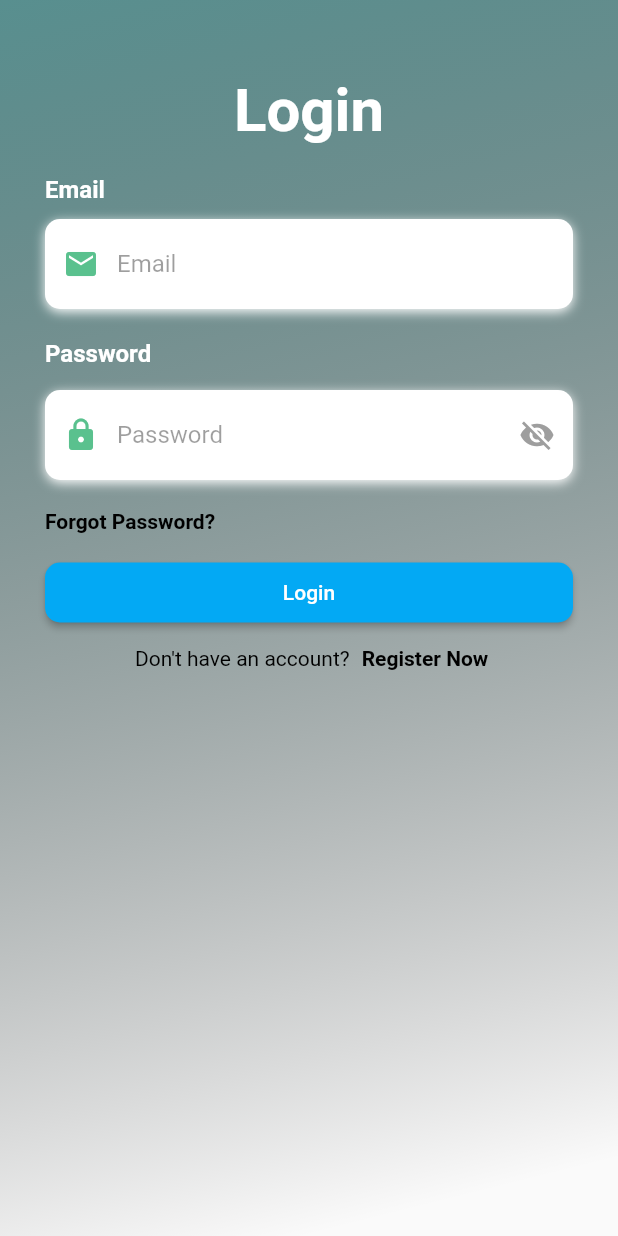
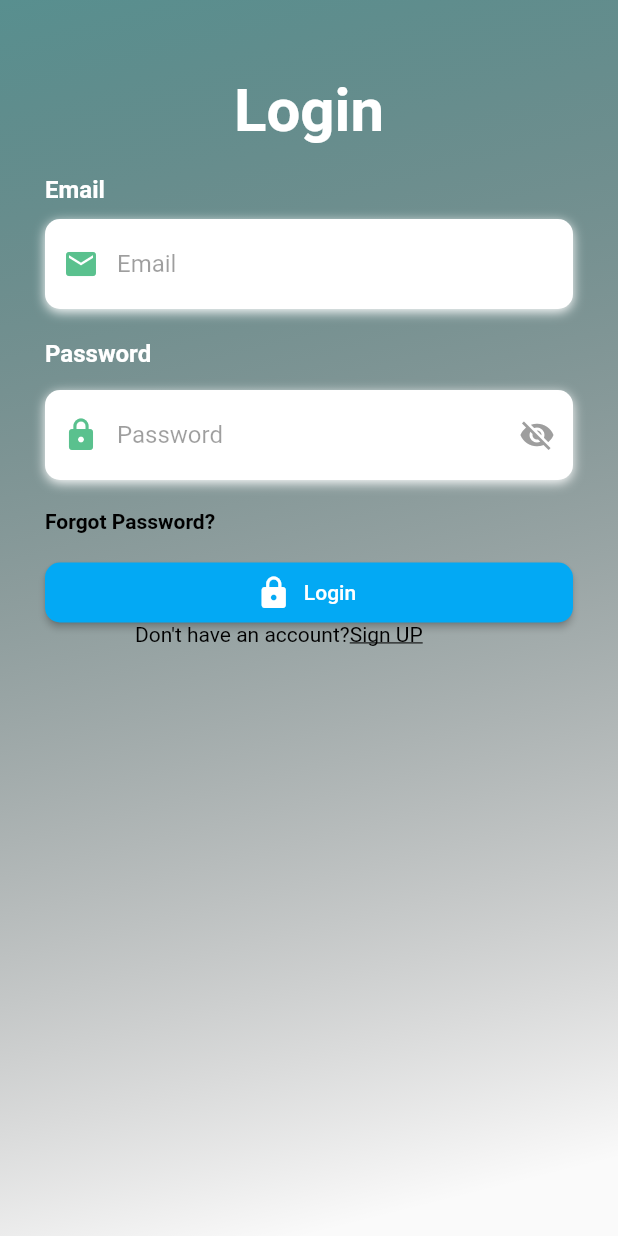
Before and after one commit to RealXSkull/Pc-Builder, a Flutter app: the screen it shows after launch, on a phone screen of 412 x 824 dp. Run offline on Flutter 3.47's test engine with Material 2 defaults, Android fonts, the phone set to English and light mode, and no system bars; our stand-ins replace firebase_auth, firebase_core, firebase_database, fluttertoast; accounts and stored records are empty; Roboto replaces fonts that are missing (Times New Roman).

Commit message:
firebase connected
login signup working

```diff
--- /dev/null
+++ b/lib/Authpage.dart
@@ -0,0 +1,19 @@
+import 'package:flutter/material.dart';
+import 'package:fyp/LoginScreen.dart';
+import 'package:fyp/Signup.dart';
+
+class Authpage extends StatefulWidget {
+  const Authpage({super.key});
+
+  @override
+  State<Authpage> createState() => _AuthpageState();
+}
+
+class _AuthpageState extends State<Authpage> {
+  bool isLogin = true;
+  @override
+  Widget build(BuildContext context) => isLogin
+      ? LoginScreen(onClickedSignup: toggle)
+      : Signup(onClickedLogin: toggle);
+  void toggle() => setState(() => isLogin = !isLogin);
+}
--- a/lib/ForgetPassword.dart
+++ b/lib/ForgetPassword.dart
@@ -31,8 +31,8 @@ class RecoverPassword extends State<ForgetPassword> {
               ))),
           child: Text('<-'),
           onPressed: () {
-            Navigator.push(context,
-                MaterialPageRoute(builder: (context) => LoginScreen()));
+            // Navigator.push(context,
+            //     MaterialPageRoute(builder: (context) => LoginScreen()));
           }),
     );
   }
--- a/lib/LoginScreen.dart
+++ b/lib/LoginScreen.dart
@@ -1,14 +1,23 @@
 // ignore_for_file: prefer_const_constructors, avoid_print, sized_box_for_whitespace, non_constant_identifier_names, file_names, library_private_types_in_public_api, use_key_in_widget_constructors, must_call_super
 // ignore_for_file: prefer_const_literals_to_create_immutables
 
+import 'package:firebase_auth/firebase_auth.dart';
+import 'package:flutter/gestures.dart';
 import 'package:fyp/ForgetPassword.dart';
 import 'package:fyp/MainMenu.dart';
 import 'package:fyp/Signup.dart';
 import 'package:fluttertoast/fluttertoast.dart';
 import 'package:flutter/material.dart';
 import 'package:flutter/services.dart';
+import 'package:fyp/main.dart';
 
 class LoginScreen extends StatefulWidget {
+  final VoidCallback onClickedSignup;
+
+  const LoginScreen({
+    Key? key,
+    required this.onClickedSignup,
+  }) : super(key: key);
   @override
   _LoginScreenState createState() => _LoginScreenState();
 }
@@ -16,6 +25,17 @@ class LoginScreen extends StatefulWidget {
 class _LoginScreenState extends State<LoginScreen> {
   bool? Rememberme = false;
   bool _passwordVisible = false;
+  final emailcontroller = TextEditingController();
+  final passcontroller = TextEditingController();
+
+  @override
+  void dispose() {
+    emailcontroller.dispose();
+    passcontroller.dispose();
+
+    super.dispose();
+  }
+
   @override
   void initState() {
     _passwordVisible = false;
@@ -45,6 +65,8 @@ class _LoginScreenState extends State<LoginScreen> {
               ]),
           height: 60,
           child: TextField(
+            controller: emailcontroller,
+            textInputAction: TextInputAction.next,
             keyboardType: TextInputType.emailAddress,
             style: TextStyle(color: Colors.black87),
             decoration: InputDecoration(
@@ -86,6 +108,8 @@ class _LoginScreenState extends State<LoginScreen> {
               ]),
           height: 60,
           child: TextField(
+            controller: passcontroller,
+            textInputAction: TextInputAction.done,
             obscureText: !_passwordVisible,
             style: TextStyle(color: Colors.black87),
             decoration: InputDecoration(
@@ -174,19 +198,15 @@ class _LoginScreenState extends State<LoginScreen> {
               "Don't have an account?",
               style: TextStyle(color: Colors.black),
             ),
-            TextButton(
-              onPressed: () {
-                Navigator.push(
-                    context, MaterialPageRoute(builder: (context) => Signup()));
-              },
-              child: Text(
-                'Register Now',
+            RichText(
+              text: TextSpan(
+                recognizer: TapGestureRecognizer()
+                  ..onTap = widget.onClickedSignup,
+                text: 'Sign UP',
                 style: TextStyle(
-                  color: Colors.black,
-                  fontWeight: FontWeight.bold,
+                    decoration: TextDecoration.underline, color: Colors.black),
               ),
-              ),
-            ),
+            )
           ],
         ));
   }
@@ -195,23 +215,30 @@ class _LoginScreenState extends State<LoginScreen> {
     return Container(
       height: 40,
       width: double.infinity,
-      child: ElevatedButton(
+      child: ElevatedButton.icon(
         style: ButtonStyle(
-              backgroundColor:
-                  MaterialStateProperty.all<Color>(Colors.lightBlue),
+            backgroundColor: MaterialStateProperty.all<Color>(Colors.lightBlue),
             shape: MaterialStateProperty.all<RoundedRectangleBorder>(
                 RoundedRectangleBorder(
               borderRadius: BorderRadius.circular(10.0),
             ))),
-          child: Text('Login'),
+        label: Text('Login'),
         onPressed: () {
+          if (emailcontroller.text.isNotEmpty &&
+              passcontroller.text.isNotEmpty) {
+            signin();
+          } else {
             Fluttertoast.showToast(
-                msg: "Logged in",
+                msg: "Invalid Credentials",
                 toastLength: Toast.LENGTH_SHORT,
                 backgroundColor: Colors.grey);
-            Navigator.push(
-                context, MaterialPageRoute(builder: (context) => MainMenu()));
-          }),
+          }
+        },
+        icon: Icon(
+          Icons.lock,
+          size: 24,
+        ),
+      ),
     );
   }
 
@@ -266,4 +293,32 @@ class _LoginScreenState extends State<LoginScreen> {
       ),
     );
   }
+
+  Future signin() async {
+    showDialog(
+        context: context,
+        barrierDismissible: false,
+        builder: (context) => Center(
+              child: Image.asset(
+                'assets/Eater_loading.gif',
+                width: 100,
+                height: 100,
+              ),
+            ));
+    try {
+      await FirebaseAuth.instance.signInWithEmailAndPassword(
+          email: emailcontroller.text.trim(),
+          password: passcontroller.text.trim());
+    } on FirebaseAuthException catch (e) {
+      Fluttertoast.showToast(
+          msg: "Logged in",
+          toastLength: Toast.LENGTH_SHORT,
+          backgroundColor: Colors.grey);
     }
+    Navigator.pop(context);
+    Fluttertoast.showToast(
+        msg: "Logged in",
+        toastLength: Toast.LENGTH_SHORT,
+        backgroundColor: Colors.grey);
+  }
+}
--- a/lib/main.dart
+++ b/lib/main.dart
@@ -1,9 +1,16 @@
-// ignore_for_file: use_key_in_widget_constructors
+// ignore_for_file: use_key_in_widget_constructors, depend_on_referenced_packages
 
+import 'package:firebase_auth/firebase_auth.dart';
+import 'package:fyp/MainMenu.dart';
+
+import 'Authpage.dart';
 import 'LoginScreen.dart';
 import 'package:flutter/material.dart';
+import 'package:firebase_core/firebase_core.dart';
 
-void main() {
+Future main() async {
+  WidgetsFlutterBinding.ensureInitialized();
+  await Firebase.initializeApp();
   runApp(MyApp());
 }
 
@@ -13,7 +20,24 @@ class MyApp extends StatelessWidget {
     return MaterialApp(
       title: 'PC Builder',
       debugShowCheckedModeBanner: false,
-      home: LoginScreen(),
+      home: StreamBuilder<User?>(
+        stream: FirebaseAuth.instance.authStateChanges(),
+        builder: (context, snapshot) {
+          if (snapshot.connectionState == ConnectionState.waiting) {
+            return Center(
+              child: CircularProgressIndicator(),
+            );
+          } else if (snapshot.hasError) {
+            return Center(
+              child: Text('Something Went Wrong'),
+            );
+          } else if (snapshot.hasData) {
+            return MainMenu();
+          } else {
+            return Authpage();
+          }
+        },
+      ),
     );
   }
 }
--- a/pubspec.yaml
+++ b/pubspec.yaml
@@ -35,8 +35,12 @@ dependencies:
   # The following adds the Cupertino Icons font to your application.
   # Use with the CupertinoIcons class for iOS style icons.
   cupertino_icons: ^1.0.2
+
   fluttertoast: ^8.1.1
   sidebar: ^0.0.1
+  cloud_firestore: ^4.1.0
+  firebase_database: ^10.0.6
+  firebase_auth: ^4.1.4
 
 dev_dependencies:
   flutter_test:
@@ -57,6 +61,7 @@ flutter:
   uses-material-design: true
   assets:
     - assets/
+
   # The following line ensures that the Material Icons font is
   # included with your application, so that you can use the icons in
   # the material Icons class.
```
Also changed, not shown: lib/NavBar.dart (+5 -4 lines), lib/Signup.dart (+55 -19 lines), assets/Eater_loading.gif (added), pubspec.lock, 4 other files. Lines whose indentation alone changed are shown as unchanged.
